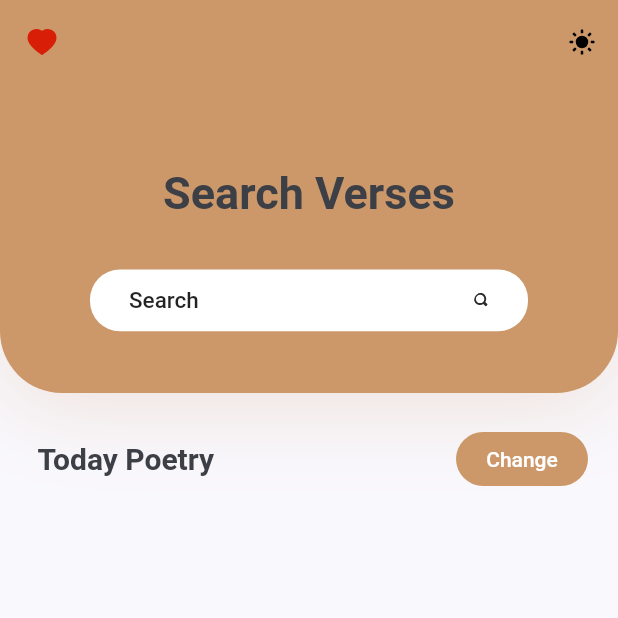
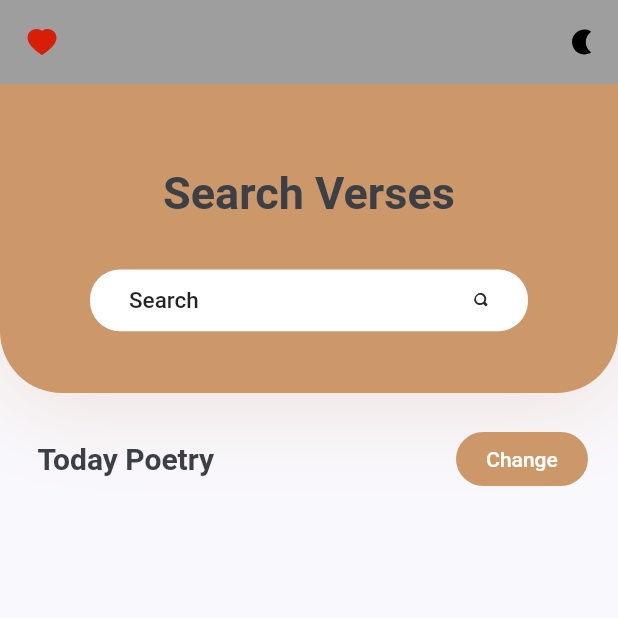
Before and after one commit to dmrasf/Verses, a Flutter app: the screen it shows after launch, on a phone screen of 412 x 824 dp, the top half of it. Run offline on Flutter 3.47's test engine with Material 2 defaults, Android fonts, the phone set to English and light mode, and no system bars; our stand-ins replace flutter_svg; network calls fail.

Commit message:
change theme by provider

```diff
--- a/lib/contants.dart
+++ b/lib/contants.dart
@@ -7,3 +7,18 @@ const kBackgroundColor = Color(0xFFF9F8FD);
 const double kDefaultPadding = 20.0;
 
 const String urlPoetry = "https://dmrasf.com:7777/poetry/";
+
+const Map themeColor = {
+  0: {
+    //grey
+    "primaryColor": Color(0xff9E9E9E),
+    "textColor": Color(0xFF3C4046),
+    "backgroundColor": Color(0xFFF9F8FD),
+  },
+  1: {
+    //black
+    "primaryColor": Color(0xff333333),
+    "textColor": Color(0xFF3C4046),
+    "backgroundColor": Color(0xFFF9F8FD),
+  },
+};
--- a/lib/main.dart
+++ b/lib/main.dart
@@ -1,6 +1,7 @@
 import 'package:flutter/material.dart';
 import 'package:Verses/contants.dart';
 import 'package:Verses/screens/home/home_screen.dart';
+import 'package:provider/provider.dart';
 
 void main() {
   runApp(MyApp());
@@ -10,16 +11,38 @@ class MyApp extends StatelessWidget {
   // This widget is the root of your application.
   @override
   Widget build(BuildContext context) {
+    return MultiProvider(
+      providers: [
+        ChangeNotifierProvider(create: (context) => ThemeProvide()),
+      ],
+      child: Consumer<ThemeProvide>(
+        builder: (context, themeProvider, child) {
+          var themeId = themeProvider._themeIndex;
           return MaterialApp(
             title: 'Verses',
             debugShowCheckedModeBanner: false,
             theme: ThemeData(
-        scaffoldBackgroundColor: kBackgroundColor,
-        primaryColor: kPirmaryColor,
-        textTheme: Theme.of(context).textTheme.apply(bodyColor: kTextColor),
+              scaffoldBackgroundColor: themeColor[themeId]["backgroundColor"],
+              primaryColor: themeColor[themeId]["primaryColor"],
+              textTheme:
+                  Theme.of(context).textTheme.apply(bodyColor: themeColor[themeId]["textColor"]),
               visualDensity: VisualDensity.adaptivePlatformDensity,
             ),
             home: HomeScreen(),
           );
+        },
+      ),
+    );
   }
 }
+
+class ThemeProvide extends ChangeNotifier {
+  int _themeIndex = 0;
+
+  int get value => _themeIndex;
+
+  void setTheme(int index) async {
+    _themeIndex = index;
+    notifyListeners();
+  }
+}
--- a/lib/screens/home/components/icon_theme.dart
+++ b/lib/screens/home/components/icon_theme.dart
@@ -1,10 +1,11 @@
+import 'package:Verses/main.dart';
 import 'package:flutter/material.dart';
 import 'package:flutter_svg/flutter_svg.dart';
+import 'package:provider/provider.dart';
 
 class IconChangeTheme extends StatefulWidget {
   @override
   State<StatefulWidget> createState() {
-    // TODO: implement createState
     return _IconChangeTheme();
   }
 }
@@ -14,6 +15,7 @@ class _IconChangeTheme extends State<IconChangeTheme> {
 
   void changeTheme() {
     setState(() {
+      Provider.of<ThemeProvide>(context, listen: false).setTheme(isDark ? 0 : 1);
       isDark = !isDark;
     });
   }
@@ -25,10 +27,11 @@ class _IconChangeTheme extends State<IconChangeTheme> {
       // 切换主题
       onPressed: changeTheme,
       icon: SvgPicture.asset(
-          isDark ? "assets/icons/moon.svg" : "assets/icons/sun.svg",
+        isDark ? "assets/icons/sun.svg" : "assets/icons/moon.svg",
         height: 20,
         width: 20,
-          color: Colors.black,
-        ));
+        color: isDark ? Colors.white : Colors.black,
+      ),
+    );
   }
 }
--- a/pubspec.yaml
+++ b/pubspec.yaml
@@ -32,6 +32,7 @@ dependencies:
   path_provider: ^1.6.18
   permission_handler: ^5.0.1
   crypto: ^2.1.5
+  provider: ^4.3.2
 
 dev_dependencies:
   flutter_test:
```
Also changed, not shown: pubspec.lock. Lines whose indentation alone changed are shown as unchanged.
